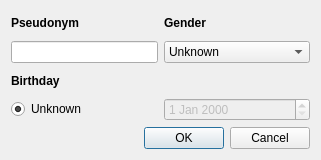
The window that oat/views/ui_add_patient_dialog.ui (Oli4/oat) describes before a commit, drawn with Qt 5.
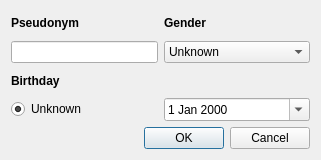
The same window after the commit.

```diff
--- a/oat/views/ui_add_patient_dialog.ui
+++ b/oat/views/ui_add_patient_dialog.ui
@@ -110,7 +110,13 @@
        <item>
         <widget class="QDateEdit" name="birthdayEdit">
          <property name="enabled">
-          <bool>false</bool>
+                <bool>true</bool>
+            </property>
+            <property name="currentSection">
+                <enum>QDateTimeEdit::DaySection</enum>
+            </property>
+            <property name="calendarPopup">
+                <bool>true</bool>
          </property>
         </widget>
        </item>
```
Lines whose indentation alone changed are shown as unchanged.
